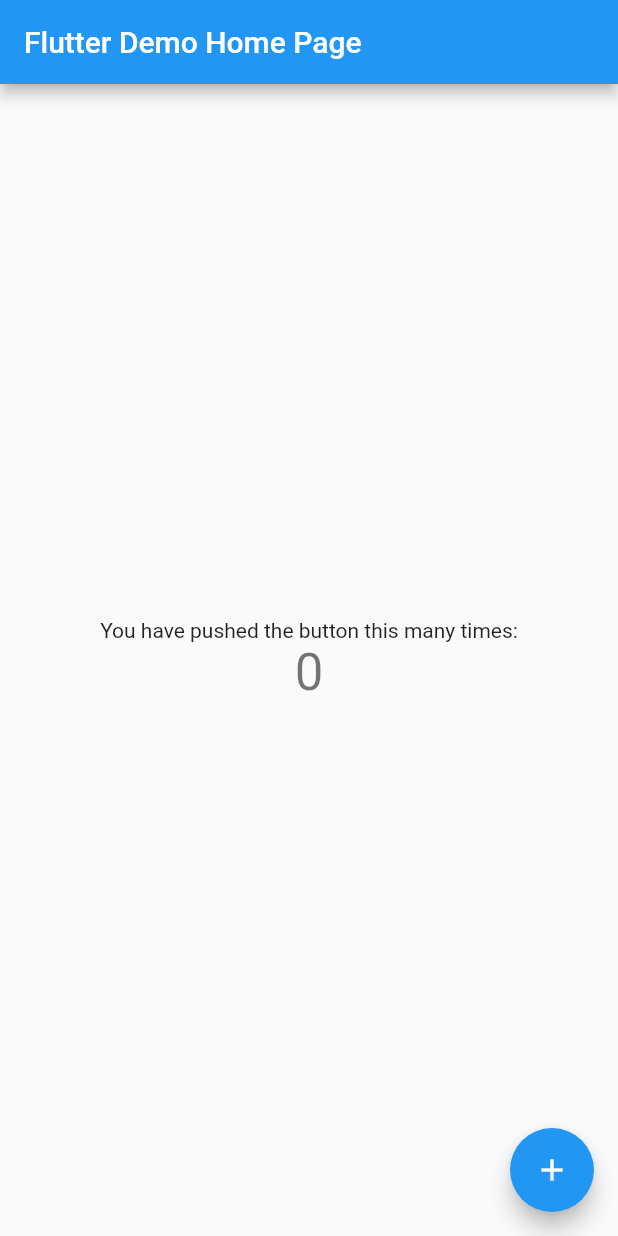
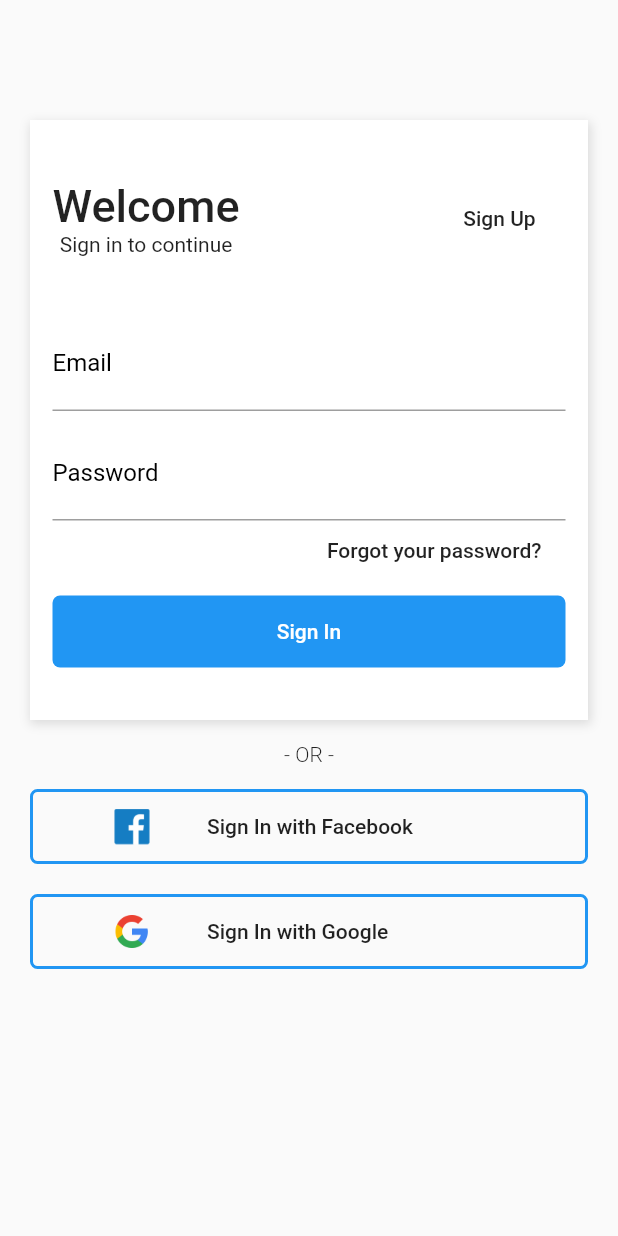
Before and after one commit to franciscpd/shopping_flutter, a Flutter app: the screen it shows after launch, on a phone screen of 412 x 824 dp. Run offline on Flutter 3.47's test engine with Material 2 defaults, Android fonts, the phone set to English and light mode, and no system bars.

Commit message:
Add login page

```diff
--- a/lib/main.dart
+++ b/lib/main.dart
@@ -1,111 +1,18 @@
 import 'package:flutter/material.dart';
+import 'package:shopping/pages/login.page.dart';
 
 void main() => runApp(MyApp());
 
 class MyApp extends StatelessWidget {
-  // This widget is the root of your application.
   @override
   Widget build(BuildContext context) {
     return MaterialApp(
       title: 'Flutter Demo',
+      debugShowCheckedModeBanner: false,
       theme: ThemeData(
-        // This is the theme of your application.
-        //
-        // Try running your application with "flutter run". You'll see the
-        // application has a blue toolbar. Then, without quitting the app, try
-        // changing the primarySwatch below to Colors.green and then invoke
-        // "hot reload" (press "r" in the console where you ran "flutter run",
-        // or simply save your changes to "hot reload" in a Flutter IDE).
-        // Notice that the counter didn't reset back to zero; the application
-        // is not restarted.
         primarySwatch: Colors.blue,
       ),
-      home: MyHomePage(title: 'Flutter Demo Home Page'),
+      home: LoginPage(),
     );
   }
 }
-
-class MyHomePage extends StatefulWidget {
-  MyHomePage({Key key, this.title}) : super(key: key);
-
-  // This widget is the home page of your application. It is stateful, meaning
-  // that it has a State object (defined below) that contains fields that affect
-  // how it looks.
-
-  // This class is the configuration for the state. It holds the values (in this
-  // case the title) provided by the parent (in this case the App widget) and
-  // used by the build method of the State. Fields in a Widget subclass are
-  // always marked "final".
-
-  final String title;
-
-  @override
-  _MyHomePageState createState() => _MyHomePageState();
-}
-
-class _MyHomePageState extends State<MyHomePage> {
-  int _counter = 0;
-
-  void _incrementCounter() {
-    setState(() {
-      // This call to setState tells the Flutter framework that something has
-      // changed in this State, which causes it to rerun the build method below
-      // so that the display can reflect the updated values. If we changed
-      // _counter without calling setState(), then the build method would not be
-      // called again, and so nothing would appear to happen.
-      _counter++;
-    });
-  }
-
-  @override
-  Widget build(BuildContext context) {
-    // This method is rerun every time setState is called, for instance as done
-    // by the _incrementCounter method above.
-    //
-    // The Flutter framework has been optimized to make rerunning build methods
-    // fast, so that you can just rebuild anything that needs updating rather
-    // than having to individually change instances of widgets.
-    return Scaffold(
-      appBar: AppBar(
-        // Here we take the value from the MyHomePage object that was created by
-        // the App.build method, and use it to set our appbar title.
-        title: Text(widget.title),
-      ),
-      body: Center(
-        // Center is a layout widget. It takes a single child and positions it
-        // in the middle of the parent.
-        child: Column(
-          // Column is also layout widget. It takes a list of children and
-          // arranges them vertically. By default, it sizes itself to fit its
-          // children horizontally, and tries to be as tall as its parent.
-          //
-          // Invoke "debug painting" (press "p" in the console, choose the
-          // "Toggle Debug Paint" action from the Flutter Inspector in Android
-          // Studio, or the "Toggle Debug Paint" command in Visual Studio Code)
-          // to see the wireframe for each widget.
-          //
-          // Column has various properties to control how it sizes itself and
-          // how it positions its children. Here we use mainAxisAlignment to
-          // center the children vertically; the main axis here is the vertical
-          // axis because Columns are vertical (the cross axis would be
-          // horizontal).
-          mainAxisAlignment: MainAxisAlignment.center,
-          children: <Widget>[
-            Text(
-              'You have pushed the button this many times:',
-            ),
-            Text(
-              '$_counter',
-              style: Theme.of(context).textTheme.display1,
-            ),
-          ],
-        ),
-      ),
-      floatingActionButton: FloatingActionButton(
-        onPressed: _incrementCounter,
-        tooltip: 'Increment',
-        child: Icon(Icons.add),
-      ), // This trailing comma makes auto-formatting nicer for build methods.
-    );
-  }
-}
--- /dev/null
+++ b/lib/pages/login.page.dart
@@ -0,0 +1,197 @@
+import 'package:flutter/material.dart';
+
+class LoginPage extends StatelessWidget {
+  @override
+  Widget build(BuildContext context) {
+    return Scaffold(
+      body: SingleChildScrollView(
+        child: Container(
+          padding: EdgeInsets.only(
+            top: 80,
+            left: 20,
+            right: 20,
+            bottom: 40,
+          ),
+          child: Column(
+            children: <Widget>[
+              Container(
+                height: 400,
+                decoration: BoxDecoration(
+                  color: Colors.white,
+                  boxShadow: [
+                    new BoxShadow(
+                      color: Colors.black12,
+                      offset: new Offset(1, 2.0),
+                      blurRadius: 5,
+                      spreadRadius: 1,
+                    ),
+                  ],
+                ),
+                child: Padding(
+                  padding: EdgeInsets.only(left: 15.0, right: 15.0, top: 40.0),
+                  child: Column(
+                    children: <Widget>[
+                      Row(
+                        mainAxisAlignment: MainAxisAlignment.spaceBetween,
+                        children: <Widget>[
+                          Column(
+                            children: <Widget>[
+                              Text(
+                                "Welcome",
+                                style: TextStyle(
+                                  fontSize: 30,
+                                  fontWeight: FontWeight.w500,
+                                ),
+                              ),
+                              Text("Sign in to continue"),
+                            ],
+                          ),
+                          FlatButton(
+                            child: Text("Sign Up"),
+                            onPressed: () {},
+                          ),
+                        ],
+                      ),
+                      SizedBox(
+                        height: 40,
+                      ),
+                      TextFormField(
+                        keyboardType: TextInputType.emailAddress,
+                        decoration: InputDecoration(
+                          labelText: "Email",
+                          labelStyle: TextStyle(
+                            color: Colors.black,
+                            fontWeight: FontWeight.w400,
+                            fontSize: 16,
+                          ),
+                        ),
+                        style: TextStyle(
+                          fontSize: 20,
+                        ),
+                      ),
+                      SizedBox(
+                        height: 10,
+                      ),
+                      TextFormField(
+                        obscureText: true,
+                        keyboardType: TextInputType.text,
+                        decoration: InputDecoration(
+                          labelText: "Password",
+                          labelStyle: TextStyle(
+                            color: Colors.black,
+                            fontWeight: FontWeight.w400,
+                            fontSize: 16,
+                          ),
+                        ),
+                        style: TextStyle(
+                          fontSize: 20,
+                        ),
+                      ),
+                      Container(
+                        alignment: Alignment.centerRight,
+                        height: 40,
+                        child: FlatButton(
+                          child: Text("Forgot your password?"),
+                          onPressed: () {},
+                        ),
+                      ),
+                      SizedBox(
+                        height: 10,
+                      ),
+                      Container(
+                        width: double.infinity,
+                        decoration: BoxDecoration(
+                          color: Colors.blue,
+                          borderRadius: BorderRadius.all(
+                            Radius.circular(5),
+                          ),
+                        ),
+                        child: FlatButton(
+                          child: Text(
+                            "Sign In",
+                            style: TextStyle(
+                              color: Colors.white,
+                            ),
+                          ),
+                          onPressed: () {},
+                        ),
+                      ),
+                    ],
+                  ),
+                ),
+              ),
+              Container(
+                padding: EdgeInsets.only(
+                  top: 15,
+                  bottom: 15,
+                ),
+                child: Text(
+                  "- OR -",
+                  style: TextStyle(
+                    fontSize: 14,
+                    fontWeight: FontWeight.w300,
+                  ),
+                ),
+              ),
+              Container(
+                width: double.infinity,
+                height: 50,
+                decoration: BoxDecoration(
+                  border: Border.all(
+                    width: 2.0,
+                    color: Colors.blue,
+                  ),
+                  borderRadius: BorderRadius.all(
+                    Radius.circular(5),
+                  ),
+                ),
+                child: FlatButton(
+                  child: Row(
+                    children: <Widget>[
+                      Container(
+                        height: 24,
+                        width: 100,
+                        child: Image.asset("assets/facebook.png"),
+                      ),
+                      Text("Sign In with Facebook"),
+                    ],
+                  ),
+                  onPressed: () {},
+                ),
+              ),
+              SizedBox(
+                height: 20,
+              ),
+              Container(
+                width: double.infinity,
+                height: 50,
+                decoration: BoxDecoration(
+                  border: Border.all(
+                    width: 2.0,
+                    color: Colors.blue,
+                  ),
+                  borderRadius: BorderRadius.all(
+                    Radius.circular(5),
+                  ),
+                ),
+                child: FlatButton(
+                  child: Row(
+                    children: <Widget>[
+                      Container(
+                        height: 24,
+                        width: 100,
+                        child: Image.asset("assets/google.png"),
+                      ),
+                      Text("Sign In with Google"),
+                    ],
+                  ),
+                  onPressed: () {},
+                ),
+              ),
+            ],
+          ),
+        ),
+      ),
+    );
+  }
+}
```
Also changed, not shown: pubspec.yaml (+3 -8 lines), assets/facebook.png (added), assets/google.png (added).
